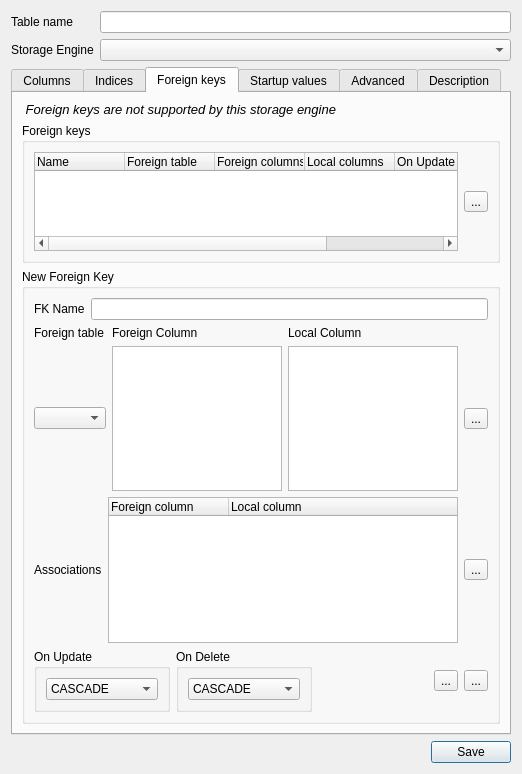
The window that NewTableForm.ui (fritzone/ddm) describes before a commit, drawn with Qt 5.
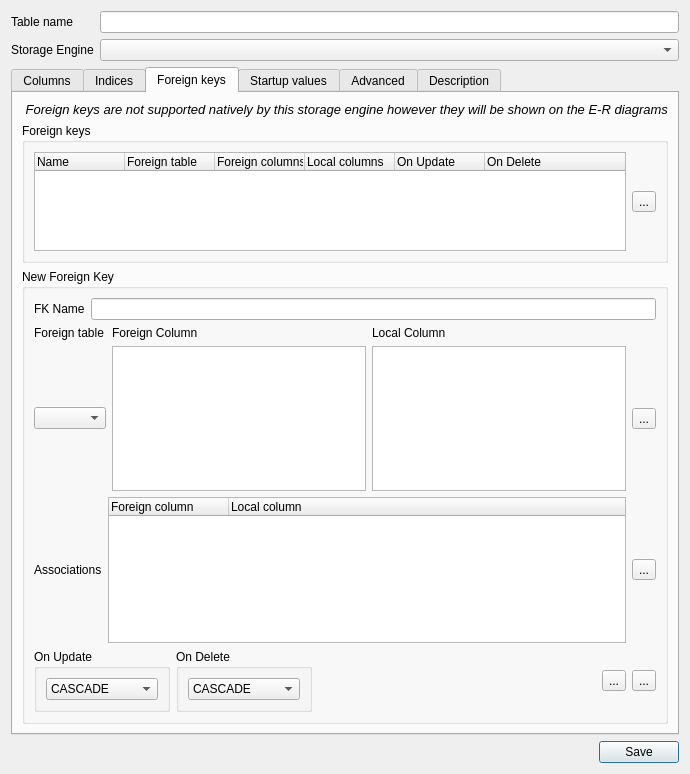
The same window after the commit. Icons and pictures are not drawn.

Commit message: some minor changes and a new tree for the data types

Patch:
```diff
--- a/NewTableForm.ui
+++ b/NewTableForm.ui
@@ -564,11 +564,11 @@
           <string>&lt;!DOCTYPE HTML PUBLIC &quot;-//W3C//DTD HTML 4.0//EN&quot; &quot;http://www.w3.org/TR/REC-html40/strict.dtd&quot;&gt;
 &lt;html&gt;&lt;head&gt;&lt;meta name=&quot;qrichtext&quot; content=&quot;1&quot; /&gt;&lt;style type=&quot;text/css&quot;&gt;
 p, li { white-space: pre-wrap; }
-&lt;/style&gt;&lt;/head&gt;&lt;body style=&quot; font-family:'Sans'; font-size:10pt; font-weight:400; font-style:normal;&quot;&gt;
-&lt;table style=&quot;-qt-table-type: root; margin-top:4px; margin-bottom:4px; margin-left:4px; margin-right:4px;&quot;&gt;
+&lt;/style&gt;&lt;/head&gt;&lt;body style=&quot; font-family:'MS Shell Dlg 2'; font-size:7.8pt; font-weight:400; font-style:normal;&quot;&gt;
+&lt;table border=&quot;0&quot; style=&quot;-qt-table-type: root; margin-top:4px; margin-bottom:4px; margin-left:4px; margin-right:4px;&quot;&gt;
 &lt;tr&gt;
 &lt;td style=&quot;border: none;&quot;&gt;
-&lt;p style=&quot; margin-top:0px; margin-bottom:0px; margin-left:0px; margin-right:0px; -qt-block-indent:0; text-indent:0px;&quot;&gt;&lt;img src=&quot;:/images/actions/images/small/remove.png&quot; /&gt; &lt;span style=&quot; font-style:italic;&quot;&gt;Foreign keys are not supported by this storage engine&lt;/span&gt;&lt;/p&gt;&lt;/td&gt;&lt;/tr&gt;&lt;/table&gt;&lt;/body&gt;&lt;/html&gt;</string>
+&lt;p style=&quot; margin-top:0px; margin-bottom:0px; margin-left:0px; margin-right:0px; -qt-block-indent:0; text-indent:0px;&quot;&gt;&lt;img src=&quot;:/images/actions/images/small/remove.png&quot; /&gt;&lt;span style=&quot; font-family:'Sans'; font-size:10pt;&quot;&gt; &lt;/span&gt;&lt;span style=&quot; font-family:'Sans'; font-size:10pt; font-style:italic;&quot;&gt;Foreign keys are not supported natively by this storage engine however they will be shown on the E-R diagrams&lt;/span&gt;&lt;/p&gt;&lt;/td&gt;&lt;/tr&gt;&lt;/table&gt;&lt;/body&gt;&lt;/html&gt;</string>
          </property>
         </widget>
        </item>
```
The commit also changes 14 other files.
